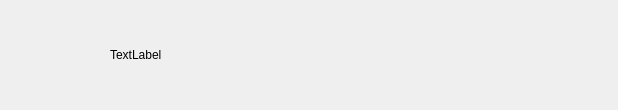
Above: client/xiguchat/conuseritem.ui from yrc920/xiguchat before the change. Below: the same form after it.
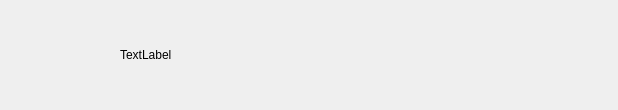
That is the form after the change.

The edit to the form file:
```diff
--- a/client/xiguchat/conuseritem.ui
+++ b/client/xiguchat/conuseritem.ui
@@ -30,7 +30,7 @@
     <number>10</number>
    </property>
    <property name="leftMargin">
-    <number>10</number>
+    <number>20</number>
    </property>
    <property name="topMargin">
     <number>10</number>
```
